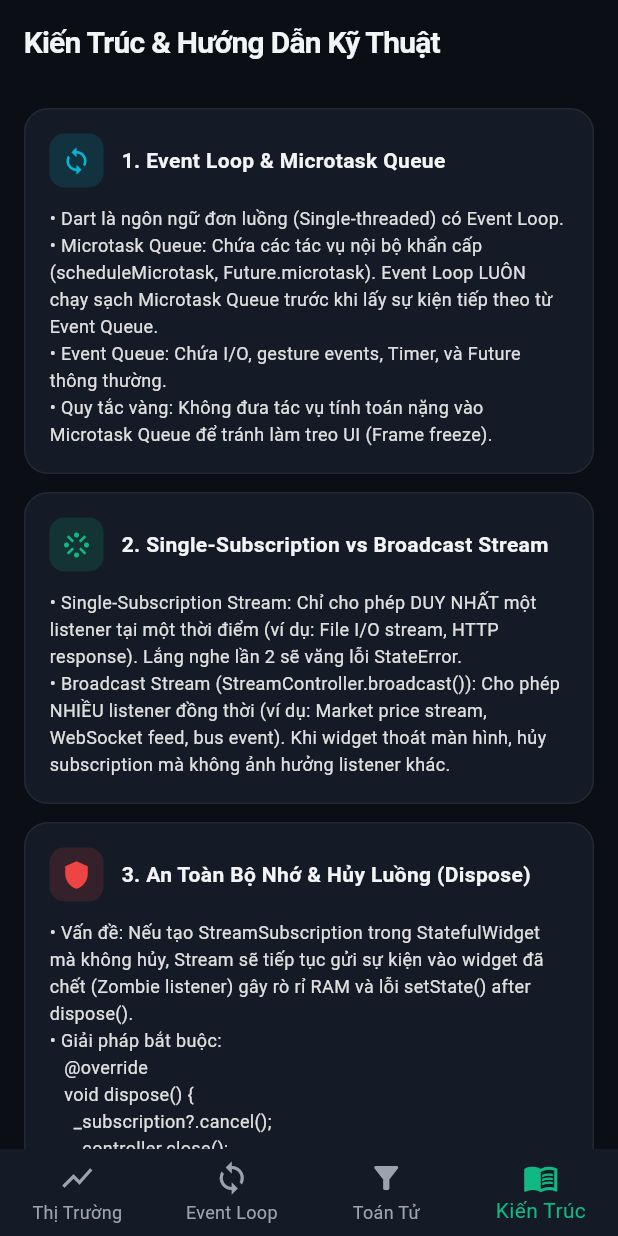
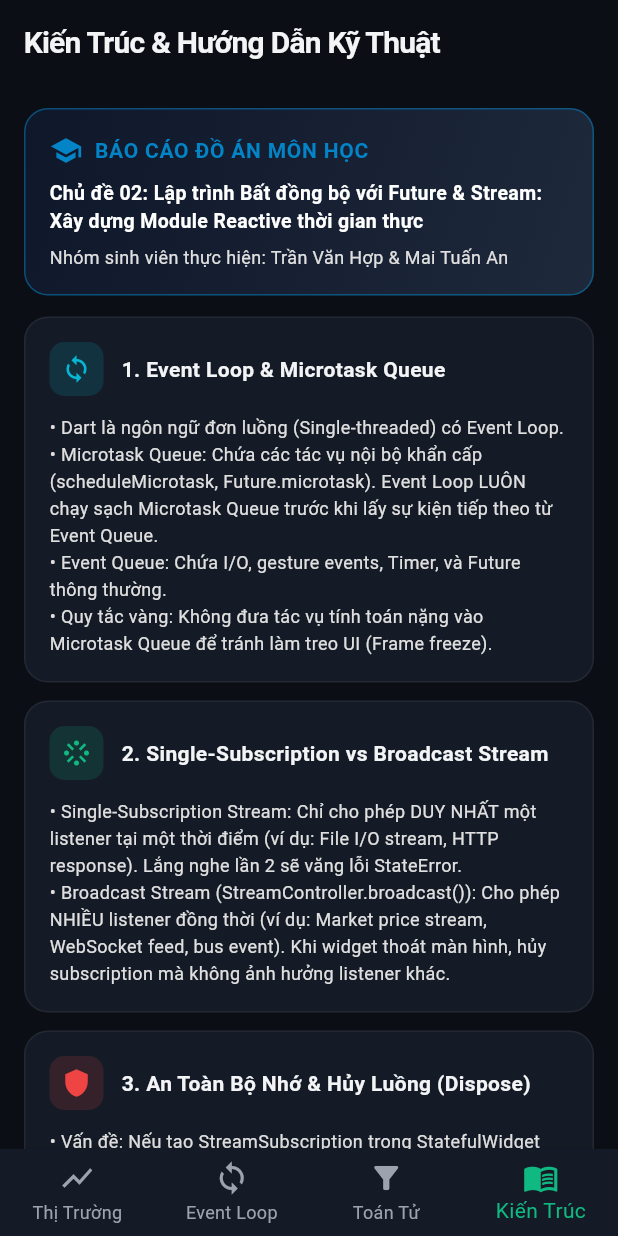
Before and after one commit to vanhop05/reactive_crypto_tracker., a Flutter app: the screen it shows after launch, item 4 of the bottom bar chosen, on a phone screen of 412 x 824 dp. Run offline on Flutter 3.47's test engine with Material 3 defaults, Android fonts, the phone set to English and light mode, and no system bars.

Commit message:
refactor(lib): streamline and simplify entire codebase for beginners while strictly preserving all course requirements

```diff
--- a/lib/services/event_loop_simulator_service.dart
+++ b/lib/services/event_loop_simulator_service.dart
@@ -42,8 +42,10 @@ class EventLoopSimulatorService {
     _stepsController.add(List.unmodifiable(_recordedSteps));
   }
 
-  /// Chạy thí nghiệm chứng minh quy tắc thứ tự ưu tiên trong Dart:
-  /// Mã Đồng Bộ (Synchronous) -> Microtask Queue -> Event Queue (Future / Timer)
+  // =========================================================================
+  // [YÊU CẦU 1]: EVENT LOOP & MICROTASK QUEUE - THỰC NGHIỆM THỨ TỰ ƯU TIÊN
+  // Quy tắc vàng: Mã Đồng Bộ -> Microtask Queue -> Event Queue (Future / Timer)
+  // =========================================================================
   Future<void> runExperiment() async {
     if (_isRunning) return;
     _isRunning = true;
--- a/lib/views/architecture_guide_screen.dart
+++ b/lib/views/architecture_guide_screen.dart
@@ -13,6 +13,49 @@ class ArchitectureGuideScreen extends StatelessWidget {
       body: ListView(
         padding: const EdgeInsets.all(16),
         children: [
+          Container(
+            padding: const EdgeInsets.all(16),
+            margin: const EdgeInsets.only(bottom: 14),
+            decoration: BoxDecoration(
+              gradient: const LinearGradient(
+                colors: [Color(0xFF0F172A), Color(0xFF1E293B)],
+                begin: Alignment.topLeft,
+                end: Alignment.bottomRight,
+              ),
+              borderRadius: BorderRadius.circular(16),
+              border: Border.all(color: const Color(0xFF0284C7).withOpacity(0.5)),
+            ),
+            child: Column(
+              crossAxisAlignment: CrossAxisAlignment.start,
+              children: [
+                const Row(
+                  children: [
+                    Icon(Icons.school, color: Color(0xFF0284C7), size: 22),
+                    SizedBox(width: 8),
+                    Text(
+                      'BÁO CÁO ĐỒ ÁN MÔN HỌC',
+                      style: TextStyle(
+                        fontSize: 14,
+                        fontWeight: FontWeight.bold,
+                        color: Color(0xFF0284C7),
+                        letterSpacing: 0.5,
+                      ),
+                    ),
+                  ],
+                ),
+                const SizedBox(height: 8),
+                const Text(
+                  'Chủ đề 02: Lập trình Bất đồng bộ với Future & Stream: Xây dựng Module Reactive thời gian thực',
+                  style: TextStyle(fontSize: 13, fontWeight: FontWeight.bold, color: Colors.white),
+                ),
+                const SizedBox(height: 6),
+                Text(
+                  'Nhóm sinh viên thực hiện: Trần Văn Hợp & Mai Tuấn An',
+                  style: TextStyle(fontSize: 12, color: Colors.grey[300]),
+                ),
+              ],
+            ),
+          ),
           _buildCard(
             context,
             title: '1. Event Loop & Microtask Queue',
```
Also changed, not shown: lib/core/transformers/stream_transformers.dart (+8 -4 lines), lib/services/crypto_price_stream_service.dart (+17 -4 lines), lib/views/crypto_detail_screen.dart (+52 -73 lines), lib/views/crypto_market_screen.dart (+18 -13 lines), lib/widgets/price_ticker_card.dart (+44 -59 lines), 1 other file.
